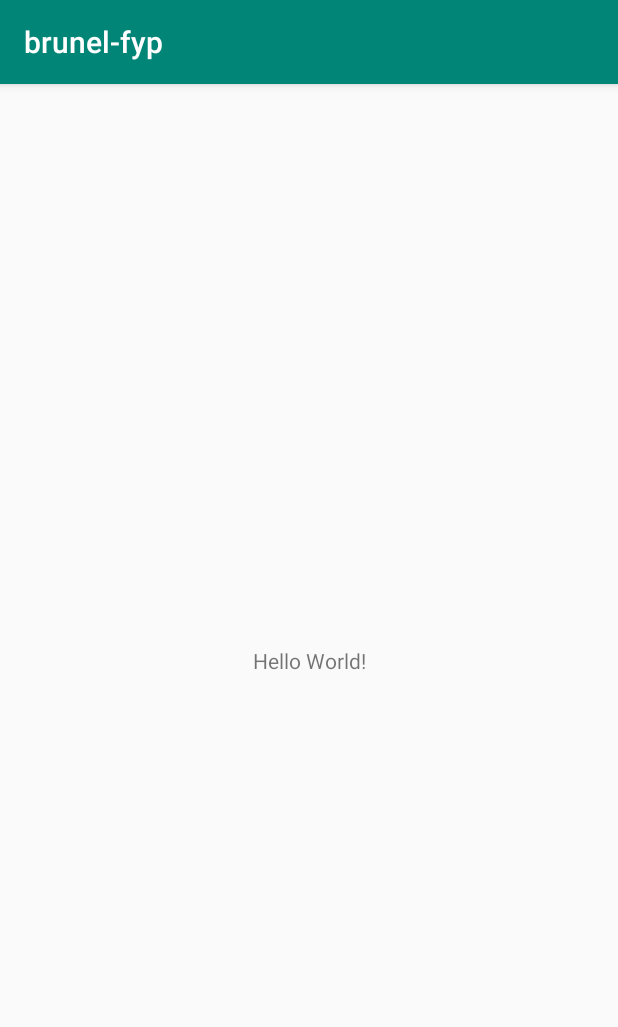
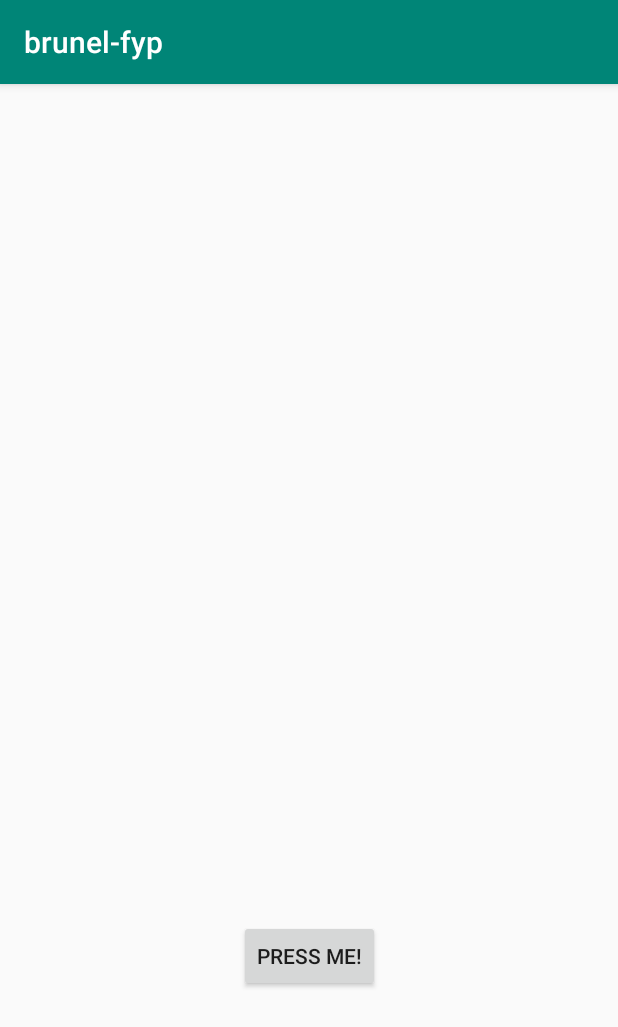
Before and after one commit to AmritShetra/brunel-fyp, an Android app: the screen it shows after launch (MainActivity), on a phone screen of 412 x 824 dp. Shown: the top 1027 px of the screen. Run offline under Robolectric (Android 15) with nearby library versions, the phone set to English and light mode, and no system bars; libraries missing offline, so code that uses them is left out: com.loopj.android, cz.msebera.android.

Commit message:
Added sample call to the Flask API from the Android app.

```diff
--- a/android/app/build.gradle
+++ b/android/app/build.gradle
@@ -26,6 +26,7 @@ dependencies {
     implementation fileTree(dir: 'libs', include: ['*.jar'])
     implementation 'com.android.support:appcompat-v7:28.0.0'
     implementation 'com.android.support.constraint:constraint-layout:2.0.4'
+    implementation 'com.loopj.android:android-async-http:1.4.9'
     implementation 'io.github.cdimascio:dotenv-java:2.2.0'
     testImplementation 'junit:junit:4.12'
     androidTestImplementation 'com.android.support.test:runner:1.0.2'
--- a/android/app/src/main/AndroidManifest.xml
+++ b/android/app/src/main/AndroidManifest.xml
@@ -1,6 +1,8 @@
 <?xml version="1.0" encoding="utf-8"?>
 <manifest xmlns:android="http://schemas.android.com/apk/res/android"
     package="com.example.android.brunel_fyp">
+
+    <uses-permission android:name="android.permission.INTERNET"/>
 
     <application
         android:allowBackup="true"
--- a/android/app/src/main/java/com/example/android/brunel_fyp/MainActivity.java
+++ b/android/app/src/main/java/com/example/android/brunel_fyp/MainActivity.java
@@ -1,16 +1,59 @@
 package com.example.android.brunel_fyp;
 
+import android.annotation.SuppressLint;
 import android.support.v7.app.AppCompatActivity;
 import android.os.Bundle;
+import android.view.View;
+import android.widget.Button;
+import android.widget.ProgressBar;
+import android.widget.TextView;
+
+import com.loopj.android.http.AsyncHttpClient;
+import com.loopj.android.http.JsonHttpResponseHandler;
+import com.loopj.android.http.TextHttpResponseHandler;
+
+import org.json.JSONException;
+import org.json.JSONObject;
+
+import cz.msebera.android.httpclient.Header;
 
 public class MainActivity extends AppCompatActivity {
 
+    TextView text;
+    Button button;
+    ProgressBar progressBar;
+    AsyncHttpClient client = new AsyncHttpClient();
+
+
     @Override
-    protected void onCreate(Bundle savedInstanceState) {
+    protected void onCreate(Bundle savedInstanceState){
         super.onCreate(savedInstanceState);
         setContentView(R.layout.activity_main);
 
-        // Testing to see if we can read the environment variable
-        System.out.println(Server.getAddress());
+        text = findViewById(R.id.text);
+        button = findViewById(R.id.button);
+        progressBar = findViewById(R.id.progressBar);
+
+        button.setOnClickListener(view -> getMessage());
+    }
+
+    private void getMessage() {
+        client.get(Server.route("/"), null, new JsonHttpResponseHandler(){
+            @Override
+            public void onStart(){
+                progressBar.setVisibility(View.VISIBLE);
+            }
+
+            @Override
+            public void onSuccess(int statusCode, Header[] headers, JSONObject response) {
+                try {
+                    String message = response.getString("text");
+                    text.setText(message);
+                } catch (JSONException e) {
+                    e.printStackTrace();
+                }
+                progressBar.setVisibility(View.INVISIBLE);
+            }
+        });
     }
 }
--- a/android/app/src/main/java/com/example/android/brunel_fyp/Server.java
+++ b/android/app/src/main/java/com/example/android/brunel_fyp/Server.java
@@ -4,13 +4,15 @@ import io.github.cdimascio.dotenv.Dotenv;
 
 class Server {
 
-    // https://github.com/cdimascio/dotenv-java
     private static Dotenv dotenv = Dotenv.configure()
             .directory("./assets")
             .filename("env")
             .load();
 
-    static String getAddress() {
-        return dotenv.get("SERVER_ADDRESS");
+    private static String address = dotenv.get("SERVER_ADDRESS");
+
+    // Sends back the address (e.g. localhost:5000) + an extension (e.g. /user/1/)
+    static String route(String extension) {
+        return address + extension;
     }
 }
--- a/android/app/src/main/res/layout/activity_main.xml
+++ b/android/app/src/main/res/layout/activity_main.xml
@@ -7,12 +7,42 @@
     tools:context=".MainActivity">
 
     <TextView
+        android:id="@+id/text"
         android:layout_width="wrap_content"
         android:layout_height="wrap_content"
-        android:text="Hello World!"
+        android:text=""
         app:layout_constraintBottom_toBottomOf="parent"
         app:layout_constraintLeft_toLeftOf="parent"
         app:layout_constraintRight_toRightOf="parent"
         app:layout_constraintTop_toTopOf="parent" />
 
+    <Button
+        android:id="@+id/button"
+        android:layout_width="wrap_content"
+        android:layout_height="wrap_content"
+        android:layout_marginStart="8dp"
+        android:layout_marginTop="8dp"
+        android:layout_marginEnd="8dp"
+        android:layout_marginBottom="8dp"
+        android:text="Press me!"
+        app:layout_constraintBottom_toBottomOf="parent"
+        app:layout_constraintEnd_toEndOf="parent"
+        app:layout_constraintStart_toStartOf="parent"
+        app:layout_constraintTop_toBottomOf="@+id/text" />
+
+    <ProgressBar
+        android:id="@+id/progressBar"
+        style="?android:attr/progressBarStyle"
+        android:layout_width="wrap_content"
+        android:layout_height="wrap_content"
+        android:layout_marginStart="8dp"
+        android:layout_marginTop="8dp"
+        android:layout_marginEnd="8dp"
+        android:layout_marginBottom="8dp"
+        android:visibility="invisible"
+        app:layout_constraintBottom_toBottomOf="parent"
+        app:layout_constraintEnd_toEndOf="parent"
+        app:layout_constraintStart_toStartOf="parent"
+        app:layout_constraintTop_toBottomOf="@+id/button" />
+
 </android.support.constraint.ConstraintLayout>
```
Also changed, not shown: 1 other file.
